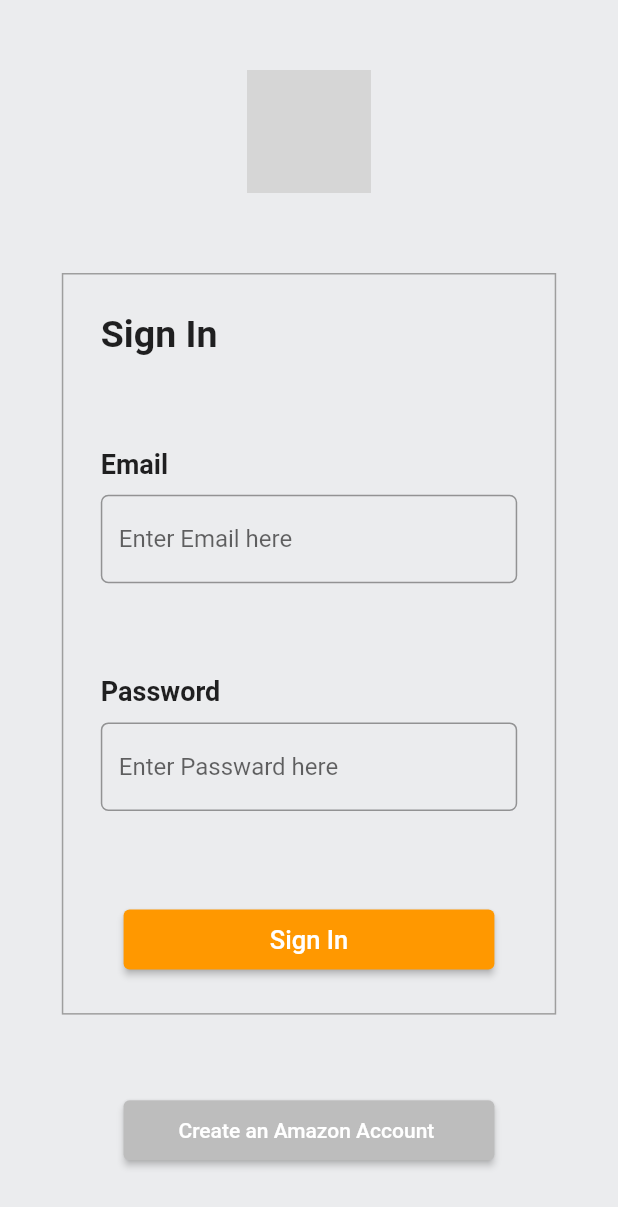
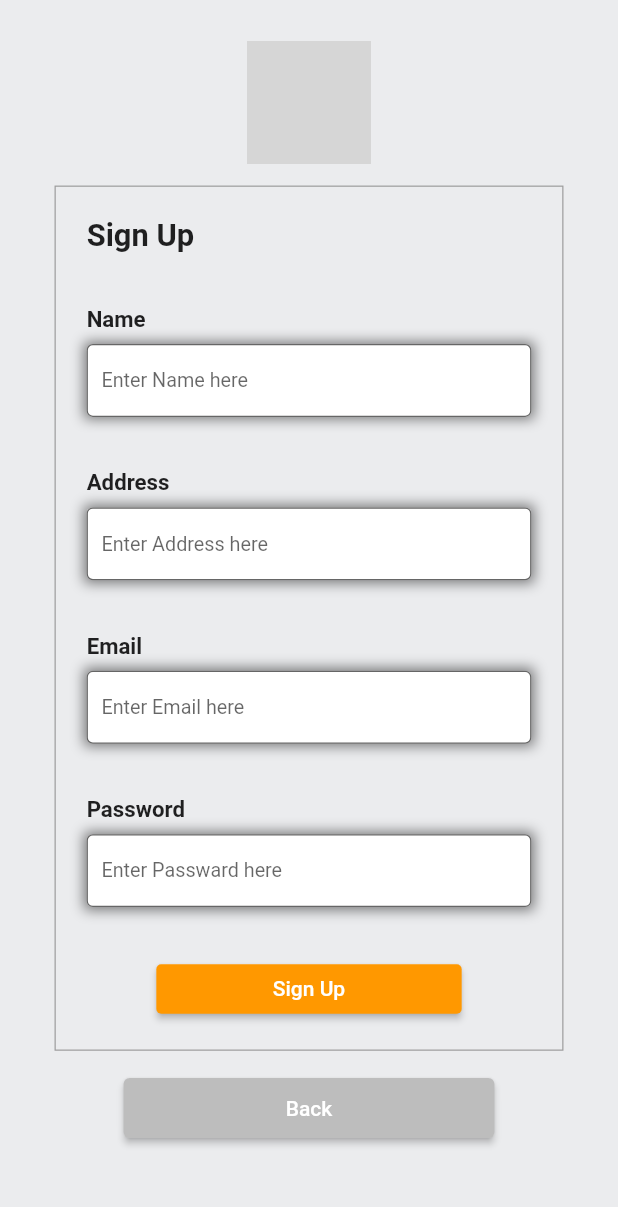
Before and after one commit to Lalit-Kumar-1031/Amazon_clone, a Flutter app: the screen it shows after launch, after a tap on "Create an Amazon Account", on a phone screen of 412 x 824 dp. Shown: the top 1207 px of the screen. Run offline on Flutter 3.47's test engine with Material 2 defaults, Android fonts, the phone set to English and light mode, and no system bars; network calls fail; grey boxes are pictures that could not be loaded.

Commit message:
Sign In and Sign Up UI completed

```diff
--- a/lib/Screens/SignInScreen.dart
+++ b/lib/Screens/SignInScreen.dart
@@ -1,3 +1,4 @@
+import 'package:amazon_clone/Screens/SignUpScreen.dart';
 import 'package:amazon_clone/utils/constansts.dart';
 import 'package:amazon_clone/utils/utils.dart';
 import 'package:amazon_clone/widgets/CustomMainButton.dart';
@@ -24,8 +25,13 @@ class _SignInScreenState extends State<SignInScreen> {
   @override
   Widget build(BuildContext context) {
     Size screensize=Utils().getScreenSize();
-    return Scaffold(
-      body: Padding(
+    return SafeArea(
+      child: Scaffold(
+        body: SingleChildScrollView(
+          child: SizedBox(
+            height: screensize.height,
+            width: screensize.width,
+            child: Padding(
               padding: const EdgeInsets.symmetric(horizontal: 10.0,vertical: 20),
               child: Center(
                 child:Column(
@@ -34,7 +40,7 @@ class _SignInScreenState extends State<SignInScreen> {
                     children: [
                       Image.network(amazonLogo,height: screensize.height*0.1,),
                       Container(
-                  height: screensize.height*0.6,
+                        height: screensize.height*0.5,
                         width: screensize.width*0.8,
                         padding: const EdgeInsets.all(25),
                         decoration: BoxDecoration(
@@ -69,12 +75,28 @@ class _SignInScreenState extends State<SignInScreen> {
                           ],
                         )
                       ),
+                      Row(
+                        children: [
+                          Expanded(child: Container(height: 1,color: Colors.grey,)),
+                          Padding(
+                            padding: const EdgeInsets.symmetric(horizontal: 10.0),
+                            child: Text("New To Amazon?",style: TextStyle(color: Colors.grey),),
+                          ),
+                          Expanded(child: Container(height: 1,color: Colors.grey,)),
+                        ],
+                      ),
                       CustomMainButton(
                           child:Text("Create an Amazon Account "),
                           color: Colors.grey[400]!,
                           isLoading: false,
-                    onPressed: (){}),
+                          onPressed: (){
+                            Navigator.push(context,MaterialPageRoute(builder: (context) =>const  SignUpScreen(),));
+                          }),
+                      SizedBox(height: 20,),
                     ],
+                  ),
+              ),
+            ),
           ),
         ),
       ),
--- /dev/null
+++ b/lib/Screens/SignUpScreen.dart
@@ -0,0 +1,119 @@
+import 'package:amazon_clone/utils/constansts.dart';
+import 'package:amazon_clone/utils/utils.dart';
+import 'package:amazon_clone/widgets/CustomMainButton.dart';
+import 'package:amazon_clone/widgets/Text_Field.dart';
+import 'package:flutter/material.dart';
+
+class SignUpScreen extends StatefulWidget {
+  const SignUpScreen({Key? key}) : super(key: key);
+
+  @override
+  State<SignUpScreen> createState() => _SignUpScreenState();
+}
+
+class _SignUpScreenState extends State<SignUpScreen> {
+
+  final nameController=TextEditingController();
+  final emailController=TextEditingController();
+  final addressController=TextEditingController();
+  final passwordController=TextEditingController();
+  @override
+  void dispose() {
+    // TODO: implement dispose
+    super.dispose();
+    nameController.dispose();
+    emailController.dispose();
+    passwordController.dispose();
+    addressController.dispose();
+  }
+
+  @override
+  Widget build(BuildContext context) {
+    Size screensize=Utils().getScreenSize();
+    return SafeArea(
+      child: Scaffold(
+        body: SingleChildScrollView(
+          child: SizedBox(
+            height: screensize.height,
+            width: screensize.width,
+            child: Padding(
+              padding: const EdgeInsets.symmetric(horizontal: 10.0,vertical: 20),
+              child: Center(
+                child:Column(
+                  mainAxisAlignment: MainAxisAlignment.spaceAround,
+                  crossAxisAlignment: CrossAxisAlignment.center,
+                  children: [
+                    Image.network(amazonLogo,height: screensize.height*0.1,),
+                    SizedBox(
+                      height: screensize.height*0.7,
+                      width: screensize.width*1,
+                      child: FittedBox(
+                        child: Container(
+                            height: screensize.height*0.85,
+                            width: screensize.width*1,
+                            padding: const EdgeInsets.all(25),
+                            decoration: BoxDecoration(
+                              border: Border.all(color: Colors.grey,width: 1),
+                            ),
+                            child: Column(
+                              mainAxisSize: MainAxisSize.min,
+                              crossAxisAlignment: CrossAxisAlignment.start,
+                              mainAxisAlignment: MainAxisAlignment.spaceBetween,
+                              children: [
+                                Text('Sign Up',style: TextStyle(fontWeight: FontWeight.w600,fontSize: 25),),
+                                TextFieldWidget(
+                                  title: "Name",
+                                  hintText: "Enter Name here",
+                                  controller: nameController,
+                                  obscureText: false,
+                                ),
+                                TextFieldWidget(
+                                  title: "Address",
+                                  hintText: "Enter Address here",
+                                  controller: addressController,
+                                  obscureText: true,
+                                ),
+                                TextFieldWidget(
+                                  title: "Email",
+                                  hintText: "Enter Email here",
+                                  controller: emailController,
+                                  obscureText: false,
+                                ),
+                                TextFieldWidget(
+                                  title: "Password",
+                                  hintText: "Enter Passward here",
+                                  controller: passwordController,
+                                  obscureText: true,
+                                ),
+                                Align(
+                                  alignment: Alignment.center,
+                                  child: CustomMainButton(
+                                      child:const  Text("Sign Up",style: TextStyle(fontSize: 17),),
+                                      color: Colors.orange,
+                                      isLoading: false,
+                                      onPressed: (){}),
+                                ),
+                              ],
+                            )
+                        ),
+                      ),
+                    ),
+                    CustomMainButton(
+                        child:Text("Back"),
+                        color: Colors.grey[400]!,
+                        isLoading: false,
+                        onPressed: (){
+                          Navigator.pop(context);
+
+                        }),
+                    SizedBox(height: 20,),
+                  ],
+                ),
+              ),
+            ),
+          ),
+        ),
+      ),
+    );
+  }
+}
--- a/lib/widgets/Text_Field.dart
+++ b/lib/widgets/Text_Field.dart
@@ -13,6 +13,31 @@ class TextFieldWidget extends StatefulWidget {
 }
 
 class _TextFieldWidgetState extends State<TextFieldWidget> {
+
+  late FocusNode focusNode;
+  bool isInFocus=false;
+
+  @override
+  void initState() {
+    // TODO: implement initState
+    super.initState();
+    focusNode=FocusNode();
+    focusNode.addListener(() {
+      if(focusNode.hasFocus)
+        {
+          setState(() {
+            isInFocus=true;
+          });
+        }
+      else
+        {
+          setState(() {
+            isInFocus=false;
+          });
+        }
+    });
+  }
+
   @override
   Widget build(BuildContext context) {
     return Column(
@@ -23,10 +48,34 @@ class _TextFieldWidgetState extends State<TextFieldWidget> {
              padding: const EdgeInsets.only(bottom: 10.0),
              child: Text(widget.title,style:const TextStyle(fontWeight: FontWeight.bold,fontSize: 18),),
            ),
-           TextFormField(
+           Container(
+             decoration: BoxDecoration(
+               boxShadow: [
+                 isInFocus? BoxShadow(
+                   color: Colors.orange.withOpacity(0.5),blurRadius: 8,spreadRadius: 2
+                 ):
+                 BoxShadow(
+                     color: Colors.black.withOpacity(0.5),blurRadius: 8,spreadRadius: 2
+                 ),
+               ]
+             ),
+             child: TextFormField(
+               focusNode: focusNode,
                obscureText: widget.obscureText,
                decoration: InputDecoration(
+
+                 /*
+                 If you are using stateful widget for creating model then to access every field used widget
+                 if you are using stateless widget for creating model then you don't widget to access filed
+                 Ex- In this example i am using stateful widget then i am using widget to access field like
+                 hintText: widget.hintText
+
+                  */
+
+
                  hintText: widget.hintText,
+                 fillColor: Colors.white,
+                 filled: true,
                  border:  OutlineInputBorder(
                    borderRadius: BorderRadius.circular(5),
                    borderSide: const BorderSide(
@@ -36,10 +85,11 @@ class _TextFieldWidgetState extends State<TextFieldWidget> {
                  ),
                  focusedBorder: OutlineInputBorder(
                    borderSide: BorderSide(
-                   color: Colors.orange,
+                     color: Colors.grey,
                      width: 1,
                    ),
                  )
+               ),
              ),
            )
 
```
Lines whose indentation alone changed are shown as unchanged.
